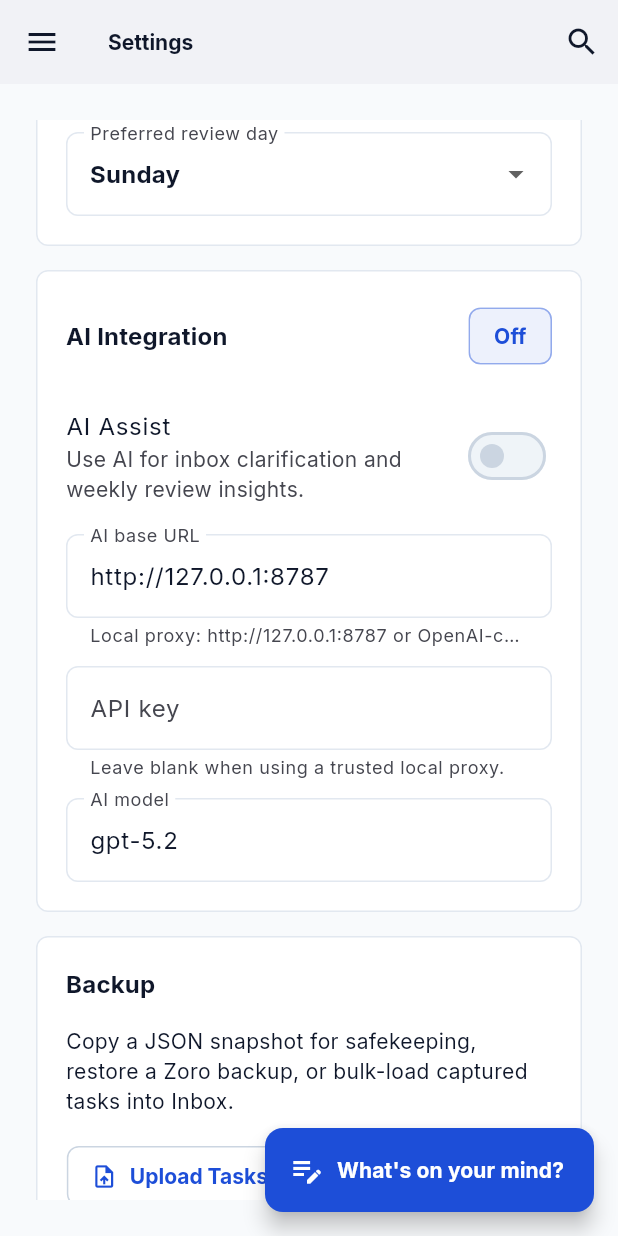
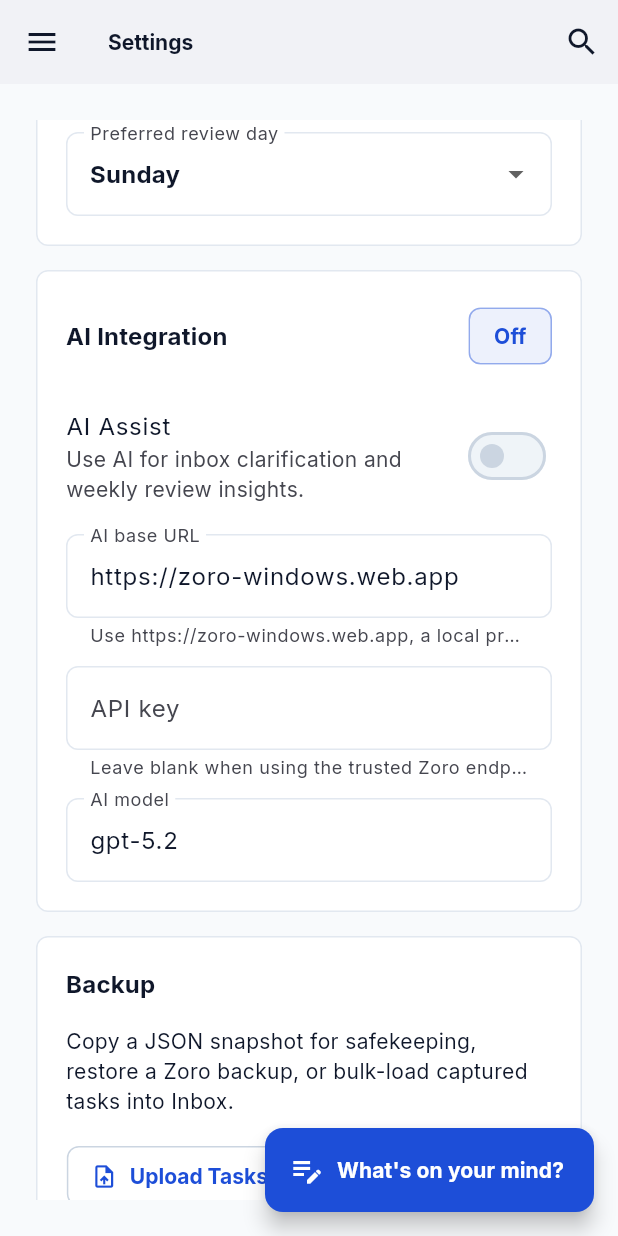
Before and after one commit to satyarao-git/grok-zoro, a Flutter app: the SettingsScreen screen opened by its route, scrolled down 576 dp, on a phone screen of 412 x 824 dp. Run offline on Flutter 3.47's test engine with Material 3 defaults, Android fonts, the phone set to English and light mode, and no system bars; our stand-ins replace file_picker, flutter_riverpod, fpdart, go_router, google_fonts, isar and 1 more; missing offline and left inert: dart:html, excel; accounts and stored records are empty; generated files the repository leaves out were written again.

```diff
--- a/lib/domain/entities/app_settings.dart
+++ b/lib/domain/entities/app_settings.dart
@@ -2,12 +2,14 @@ const _unsetVoiceLocale = Object();
 const _unsetAiApiKey = Object();
 
 class AppSettings {
+  static const defaultAiBaseUrl = 'https://zoro-windows.web.app';
+
   const AppSettings({
     this.voiceCaptureEnabled = true,
     this.defaultContextName = '@Anywhere',
     this.weeklyReviewWeekday = DateTime.sunday,
     this.aiEnabled = false,
-    this.aiBaseUrl = 'http://127.0.0.1:8787',
+    this.aiBaseUrl = defaultAiBaseUrl,
     this.aiModel = 'gpt-5.2',
     this.aiApiKey,
     this.voiceLocaleId,
--- a/lib/infrastructure/ai/ai_service.dart
+++ b/lib/infrastructure/ai/ai_service.dart
@@ -60,9 +60,10 @@ class HttpAiAssistService implements AiAssistService {
   }
 
   String _connectionMessage(String detail) {
-    return 'AI Assist could not reach the configured AI service. Start the '
+    return 'AI Assist could not reach the configured AI service. Use the '
+        'deployed Zoro endpoint at https://zoro-windows.web.app, start the '
         'local proxy at http://127.0.0.1:8787, or update Settings > AI '
-        'Integration with a reachable endpoint. Details: $detail';
+        'Integration with another reachable endpoint. Details: $detail';
   }
 
   Uri _endpointFor(Uri baseUri, AppSettings settings) {
--- a/lib/infrastructure/isar/app_settings_schema.dart
+++ b/lib/infrastructure/isar/app_settings_schema.dart
@@ -10,7 +10,7 @@ class AppSettingsSchema {
   String defaultContextName = '@Anywhere';
   int weeklyReviewWeekday = DateTime.sunday;
   bool aiEnabled = false;
-  String aiBaseUrl = 'http://127.0.0.1:8787';
+  String aiBaseUrl = 'https://zoro-windows.web.app';
   String aiModel = 'gpt-5.2';
   String? aiApiKey;
   String? voiceLocaleId;
--- a/lib/infrastructure/services/ai_clarify_service.dart
+++ b/lib/infrastructure/services/ai_clarify_service.dart
@@ -51,6 +51,12 @@ class HttpAiClarifyService implements AiClarifyService {
           'model': settings.aiModel,
           'contexts': contexts.map((context) => context.name).toList(),
         }),
+      );
+    } on http.ClientException catch (error) {
+      throw AiClarifyException(
+        'AI clarification could not reach the configured service. Use '
+        'https://zoro-windows.web.app, a local proxy, or another reachable '
+        'endpoint. Details: ${error.message}',
       );
     } finally {
       if (_client == null) {
--- a/lib/presentation/screens/settings/settings_screen.dart
+++ b/lib/presentation/screens/settings/settings_screen.dart
@@ -128,7 +128,7 @@ class SettingsScreen extends ConsumerWidget {
                   decoration: const InputDecoration(
                     labelText: 'AI base URL',
                     helperText:
-                        'Local proxy: http://127.0.0.1:8787 or OpenAI-compatible endpoint.',
+                        'Use https://zoro-windows.web.app, a local proxy, or an OpenAI-compatible endpoint.',
                   ),
                   keyboardType: TextInputType.url,
                   onFieldSubmitted: (value) {
@@ -146,7 +146,8 @@ class SettingsScreen extends ConsumerWidget {
                   obscureText: true,
                   decoration: const InputDecoration(
                     labelText: 'API key',
-                    helperText: 'Leave blank when using a trusted local proxy.',
+                    helperText:
+                        'Leave blank when using the trusted Zoro endpoint or local proxy.',
                   ),
                   onFieldSubmitted: (value) {
                     ref
--- a/pubspec.yaml
+++ b/pubspec.yaml
@@ -19,7 +19,7 @@ dependencies:
   isar: ^3.1.0+1
   isar_flutter_libs: ^3.1.0+1
   path_provider: ^2.1.5
-  speech_to_text: ^6.6.0
+  speech_to_text: ^7.4.0
   uuid: ^4.5.1
   file_picker: ^11.0.2
   excel: ^4.0.6
```
Also changed, not shown: lib/presentation/providers/voice_input_provider.dart (+2 -5 lines), pubspec.lock, 67 other files.
